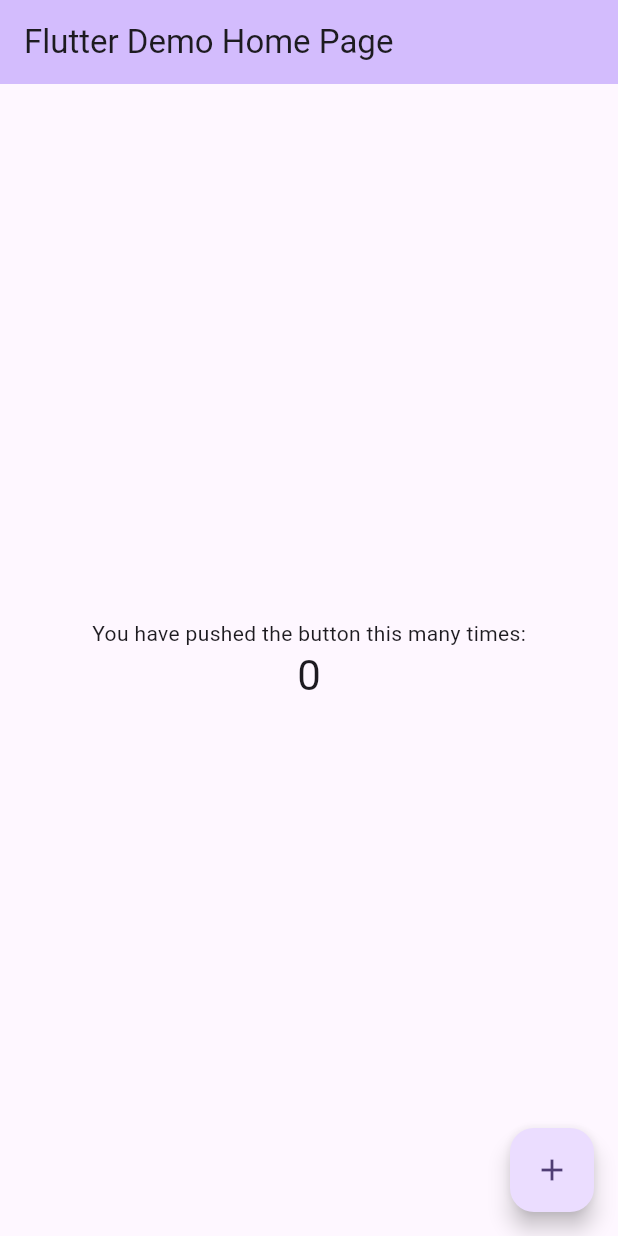
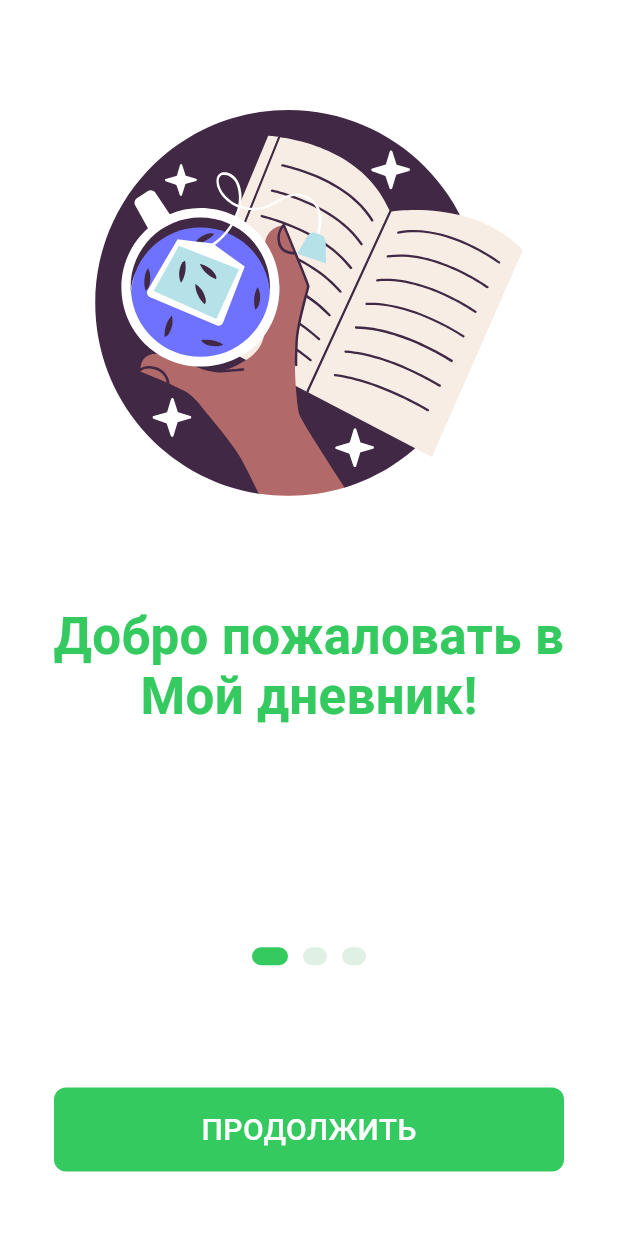
Before and after one commit to romanktgroup/personal-diary, a Flutter app: the screen it shows after launch, on a phone screen of 412 x 824 dp. Run offline on Flutter 3.47's test engine with Material 3 defaults, Android fonts, the phone set to English and light mode, and no system bars; drawn by our look-alikes of smooth_page_indicator; our stand-ins replace flutter_svg; missing offline and left inert: scaled_app.

Commit message:
new: onboarding screen

```diff
--- /dev/null
+++ b/lib/core/widget/app_button.dart
@@ -0,0 +1,51 @@
+import 'package:diary_app/core/theme/app_color.dart';
+import 'package:diary_app/core/theme/app_style.dart';
+import 'package:flutter/material.dart';
+
+enum AppButtonColor { green, outline }
+
+enum AppButtonSize { normal, small }
+
+class AppButton extends StatelessWidget {
+  const AppButton({
+    super.key,
+    required this.title,
+    required this.onTap,
+    this.size = AppButtonSize.normal,
+    this.color = AppButtonColor.green,
+    this.width = double.infinity,
+  });
+
+  final String title;
+  final VoidCallback onTap;
+  final AppButtonColor color;
+  final AppButtonSize size;
+  final double width;
+
+  @override
+  Widget build(BuildContext context) {
+    final double height = size == AppButtonSize.normal ? 56 : 37;
+    final backgroundColor =
+        color == AppButtonColor.green ? AppColor.green : AppColor.white;
+    final textColor =
+        color == AppButtonColor.green ? AppColor.white : AppColor.green;
+    return GestureDetector(
+      onTap: onTap,
+      behavior: HitTestBehavior.opaque,
+      child: Container(
+        height: height,
+        width: width,
+        decoration: BoxDecoration(
+          color: backgroundColor,
+          border: Border.all(color: AppColor.green),
+          borderRadius: BorderRadius.circular(8),
+        ),
+        alignment: Alignment.center,
+        child: Text(
+          title,
+          style: AppStyle.buttonTitle.copyWith(color: textColor),
+        ),
+      ),
+    );
+  }
+}
--- /dev/null
+++ b/lib/feature/onboarding/onboarding_screen.dart
@@ -0,0 +1,75 @@
+import 'package:diary_app/core/constants/app_svg.dart';
+import 'package:diary_app/core/theme/app_color.dart';
+import 'package:diary_app/core/widget/app_button.dart';
+import 'package:diary_app/feature/onboarding/widget/onbording_tile.dart';
+import 'package:flutter/material.dart';
+import 'package:smooth_page_indicator/smooth_page_indicator.dart';
+
+class OnboardingScreen extends StatefulWidget {
+  const OnboardingScreen({super.key});
+
+  @override
+  State<OnboardingScreen> createState() => _OnboardingScreenState();
+}
+
+class _OnboardingScreenState extends State<OnboardingScreen> {
+  final controller = PageController();
+  @override
+  Widget build(BuildContext context) {
+    return Scaffold(
+      backgroundColor: AppColor.white,
+      body: SafeArea(
+        child: Column(
+          children: [
+            SizedBox(
+              height: 550,
+              child: PageView(
+                controller: controller,
+                children: const [
+                  OnboardingTile(
+                    image: AppSvg.onboarding1,
+                    title: 'Добро пожаловать в Мой дневник!',
+                  ),
+                  OnboardingTile(
+                    image: AppSvg.onboarding2,
+                    title: 'Создайте свой собственный дневник',
+                    text:
+                        'Сохраняйте свою мотивацию и эмоции, уделяя всего 10 минут в день',
+                  ),
+                  OnboardingTile(
+                    image: AppSvg.onboarding1,
+                    title: 'Выразите свои чувства:',
+                    text: 'Ведь в мире нет ничего лучше, чем понимать себя',
+                  ),
+                ],
+              ),
+            ),
+            const Spacer(),
+            SmoothPageIndicator(
+              controller: controller,
+              count: 3,
+              effect: const ExpandingDotsEffect(
+                dotColor: AppColor.greenLight,
+                activeDotColor: AppColor.green,
+                dotWidth: 16,
+                dotHeight: 12,
+                // strokeWidth: 24,
+                spacing: 10,
+                expansionFactor: 24 / 16,
+              ),
+            ),
+            const Spacer(),
+            Padding(
+              padding: const EdgeInsets.symmetric(horizontal: 36),
+              child: AppButton(
+                title: 'Продолжить'.toUpperCase(),
+                onTap: () {},
+              ),
+            ),
+            const SizedBox(height: 43),
+          ],
+        ),
+      ),
+    );
+  }
+}
--- /dev/null
+++ b/lib/feature/onboarding/widget/onbording_tile.dart
@@ -0,0 +1,53 @@
+import 'package:diary_app/core/theme/app_color.dart';
+import 'package:diary_app/core/theme/app_style.dart';
+import 'package:flutter/material.dart';
+import 'package:flutter_svg/svg.dart';
+
+class OnboardingTile extends StatelessWidget {
+  const OnboardingTile({
+    super.key,
+    required this.image,
+    required this.title,
+    this.text,
+  });
+
+  final String image;
+  final String title;
+  final String? text;
+
+  @override
+  Widget build(BuildContext context) {
+    return Padding(
+      padding: const EdgeInsets.symmetric(horizontal: 18),
+      child: Column(
+        mainAxisSize: MainAxisSize.min,
+        children: [
+          const Spacer(),
+          Padding(
+            padding: const EdgeInsets.symmetric(horizontal: 40),
+            child: SvgPicture.asset(image, width: 330),
+          ),
+          const Spacer(),
+          SizedBox(
+            height: 146,
+            child: Column(
+              children: [
+                Text(
+                  title,
+                  style: AppStyle.startTitle.copyWith(color: AppColor.green),
+                  textAlign: TextAlign.center,
+                ),
+                const SizedBox(height: 12),
+                Text(
+                  text ?? '',
+                  style: AppStyle.startText.copyWith(color: AppColor.greyLight),
+                  textAlign: TextAlign.center,
+                ),
+              ],
+            ),
+          )
+        ],
+      ),
+    );
+  }
+}
--- a/lib/main.dart
+++ b/lib/main.dart
@@ -1,6 +1,13 @@
+import 'package:diary_app/feature/onboarding/onboarding_screen.dart';
 import 'package:flutter/material.dart';
+import 'package:scaled_app/scaled_app.dart';
 
 void main() {
+  runAppScaled(const MyApp(), scaleFactor: (deviceSize) {
+    // screen width used in your UI design
+    const double widthOfDesign = 414;
+    return deviceSize.width / widthOfDesign;
+  });
   runApp(const MyApp());
 }
 
@@ -13,113 +20,10 @@ class MyApp extends StatelessWidget {
     return MaterialApp(
       title: 'Flutter Demo',
       theme: ThemeData(
-        // This is the theme of your application.
-        //
-        // TRY THIS: Try running your application with "flutter run". You'll see
-        // the application has a purple toolbar. Then, without quitting the app,
-        // try changing the seedColor in the colorScheme below to Colors.green
-        // and then invoke "hot reload" (save your changes or press the "hot
-        // reload" button in a Flutter-supported IDE, or press "r" if you used
-        // the command line to start the app).
-        //
-        // Notice that the counter didn't reset back to zero; the application
-        // state is not lost during the reload. To reset the state, use hot
-        // restart instead.
-        //
-        // This works for code too, not just values: Most code changes can be
-        // tested with just a hot reload.
         colorScheme: ColorScheme.fromSeed(seedColor: Colors.deepPurple),
         useMaterial3: true,
       ),
-      home: const MyHomePage(title: 'Flutter Demo Home Page'),
+      home: const OnboardingScreen(),
     );
   }
 }
-
-class MyHomePage extends StatefulWidget {
-  const MyHomePage({super.key, required this.title});
-
-  // This widget is the home page of your application. It is stateful, meaning
-  // that it has a State object (defined below) that contains fields that affect
-  // how it looks.
-
-  // This class is the configuration for the state. It holds the values (in this
-  // case the title) provided by the parent (in this case the App widget) and
-  // used by the build method of the State. Fields in a Widget subclass are
-  // always marked "final".
-
-  final String title;
-
-  @override
-  State<MyHomePage> createState() => _MyHomePageState();
-}
-
-class _MyHomePageState extends State<MyHomePage> {
-  int _counter = 0;
-
-  void _incrementCounter() {
-    setState(() {
-      // This call to setState tells the Flutter framework that something has
-      // changed in this State, which causes it to rerun the build method below
-      // so that the display can reflect the updated values. If we changed
-      // _counter without calling setState(), then the build method would not be
-      // called again, and so nothing would appear to happen.
-      _counter++;
-    });
-  }
-
-  @override
-  Widget build(BuildContext context) {
-    // This method is rerun every time setState is called, for instance as done
-    // by the _incrementCounter method above.
-    //
-    // The Flutter framework has been optimized to make rerunning build methods
-    // fast, so that you can just rebuild anything that needs updating rather
-    // than having to individually change instances of widgets.
-    return Scaffold(
-      appBar: AppBar(
-        // TRY THIS: Try changing the color here to a specific color (to
-        // Colors.amber, perhaps?) and trigger a hot reload to see the AppBar
-        // change color while the other colors stay the same.
-        backgroundColor: Theme.of(context).colorScheme.inversePrimary,
-        // Here we take the value from the MyHomePage object that was created by
-        // the App.build method, and use it to set our appbar title.
-        title: Text(widget.title),
-      ),
-      body: Center(
-        // Center is a layout widget. It takes a single child and positions it
-        // in the middle of the parent.
-        child: Column(
-          // Column is also a layout widget. It takes a list of children and
-          // arranges them vertically. By default, it sizes itself to fit its
-          // children horizontally, and tries to be as tall as its parent.
-          //
-          // Column has various properties to control how it sizes itself and
-          // how it positions its children. Here we use mainAxisAlignment to
-          // center the children vertically; the main axis here is the vertical
-          // axis because Columns are vertical (the cross axis would be
-          // horizontal).
-          //
-          // TRY THIS: Invoke "debug painting" (choose the "Toggle Debug Paint"
-          // action in the IDE, or press "p" in the console), to see the
-          // wireframe for each widget.
-          mainAxisAlignment: MainAxisAlignment.center,
-          children: <Widget>[
-            const Text(
-              'You have pushed the button this many times:',
-            ),
-            Text(
-              '$_counter',
-              style: Theme.of(context).textTheme.headlineMedium,
-            ),
-          ],
-        ),
-      ),
-      floatingActionButton: FloatingActionButton(
-        onPressed: _incrementCounter,
-        tooltip: 'Increment',
-        child: const Icon(Icons.add),
-      ), // This trailing comma makes auto-formatting nicer for build methods.
-    );
-  }
-}
--- a/pubspec.yaml
+++ b/pubspec.yaml
@@ -35,6 +35,9 @@ dependencies:
   # The following adds the Cupertino Icons font to your application.
   # Use with the CupertinoIcons class for iOS style icons.
   cupertino_icons: ^1.0.8
+  flutter_svg: ^2.0.10+1
+  scaled_app: ^2.3.0
+  smooth_page_indicator: ^1.2.0+3
 
 dev_dependencies:
   flutter_test:
```
Also changed, not shown: pubspec.lock.
